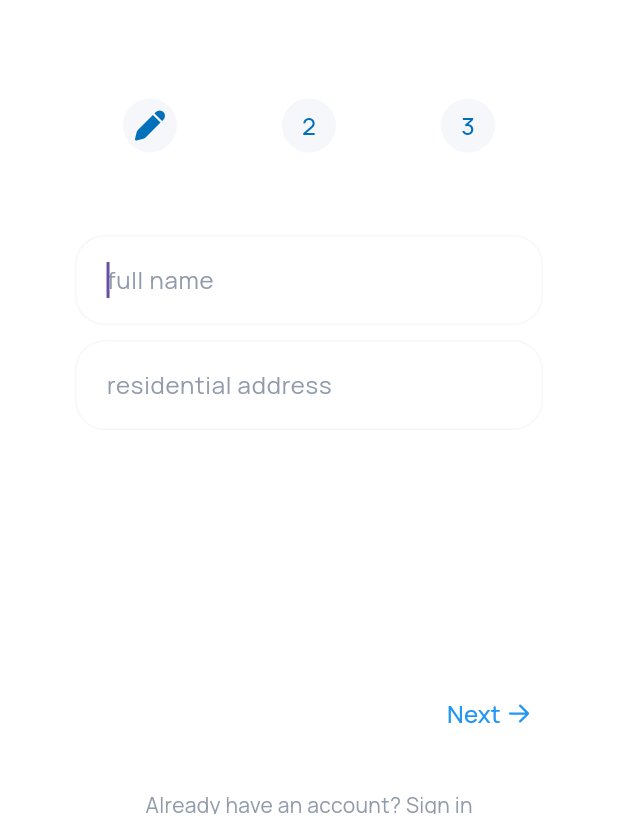
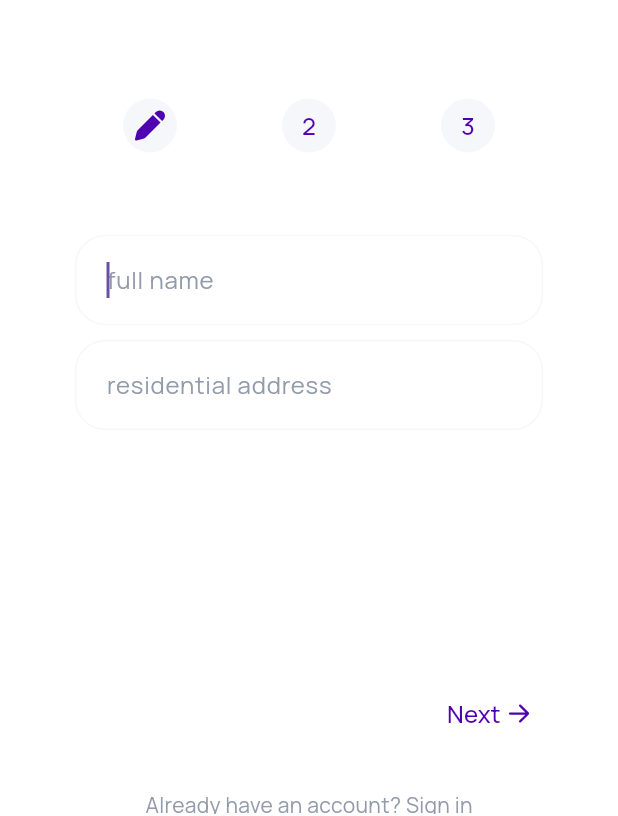
Before and after one commit to hanssantosoo/emoney, a Flutter app: the SignUpScreen screen opened directly, on a phone screen of 412 x 824 dp. Shown: the part 338-1154 px from the top of the screen. Run offline on Flutter 3.47's test engine with Material 3 defaults, Android fonts, the phone set to English and light mode, and no system bars; our stand-ins replace concentric_transition, fade_shimmer, fluentui_system_icons, google_fonts, google_nav_bar, grouped_list and 2 more; missing offline and left inert: markdown_widget.

Commit message:
Update sign_up_steps.dart

```diff
--- a/lib/components/sign_up_screen/sign_up_steps.dart
+++ b/lib/components/sign_up_screen/sign_up_steps.dart
@@ -88,9 +88,9 @@ class _SignUpStepsState extends State<SignUpSteps> {
                                       ? Colors.red.shade600
                                       : !stepCompletedSuccessfully[e]
                                           ? Color(0xffF5F7FA)
-                                          : Colors.green.shade600,
+                                          : Color.fromARGB(255, 187, 8, 194),
                                   foregroundColor: !stepCompletedSuccessfully[e]
-                                      ? Color(0xFF0070BA)
+                                      ? Color.fromARGB(255, 78, 2, 176)
                                       : Color.fromRGBO(40, 4, 148, 1),
                                   radius: 18,
                                   child: stepHasError[e]
@@ -110,7 +110,7 @@ class _SignUpStepsState extends State<SignUpSteps> {
                                 height: 10,
                                 width: 70,
                                 color: stepCompletedSuccessfully[e]
-                                    ? Colors.green.shade600
+                                    ? Color.fromARGB(255, 187, 8, 194)
                                     : Colors.transparent,
                               ),
                           ],
@@ -148,7 +148,7 @@ class _SignUpStepsState extends State<SignUpSteps> {
                     height: 64,
                     decoration: BoxDecoration(
                       gradient: RadialGradient(
-                          colors: [Color(0xff0070BA), Color(0xff1546A0)],
+                          colors: [Color.fromARGB(255, 78, 2, 176), Color.fromARGB(255, 94, 6, 152)],
                           radius: 8.4,
                           center: Alignment(-0.24, -0.36)),
                       borderRadius: BorderRadius.circular(20),
@@ -183,13 +183,13 @@ class _SignUpStepsState extends State<SignUpSteps> {
                                   children: [
                                     Icon(
                                       FluentIcons.arrow_left_16_filled,
-                                      color: Colors.blue,
+                                      color: const Color.fromARGB(255, 78, 2, 176),
                                       size: 18,
                                     ),
                                     Text(
                                       'Back',
                                       style: TextStyle(
-                                          color: Colors.blue, fontSize: 16),
+                                          color: const Color.fromARGB(255, 78, 2, 176), fontSize: 16),
                                     ),
                                   ]),
                               style: TextButton.styleFrom(
@@ -216,11 +216,11 @@ class _SignUpStepsState extends State<SignUpSteps> {
                                     Text(
                                       'Next',
                                       style: TextStyle(
-                                          color: Colors.blue, fontSize: 16),
+                                          color: const Color.fromARGB(255, 78, 2, 176), fontSize: 16),
                                     ),
                                     Icon(
                                       FluentIcons.arrow_right_16_filled,
-                                      color: Colors.blue,
+                                      color: const Color.fromARGB(255, 78, 2, 176),
                                       size: 18,
                                     )
                                   ]),
@@ -247,7 +247,7 @@ class _SignUpStepsState extends State<SignUpSteps> {
           .showSnackBar(
             SnackBar(
               content: Text('Processing'),
-              backgroundColor: Colors.blue,
+              backgroundColor: const Color.fromARGB(255, 78, 2, 176),
               // onVisible: _tryRegistering,
             ),
           )
```
